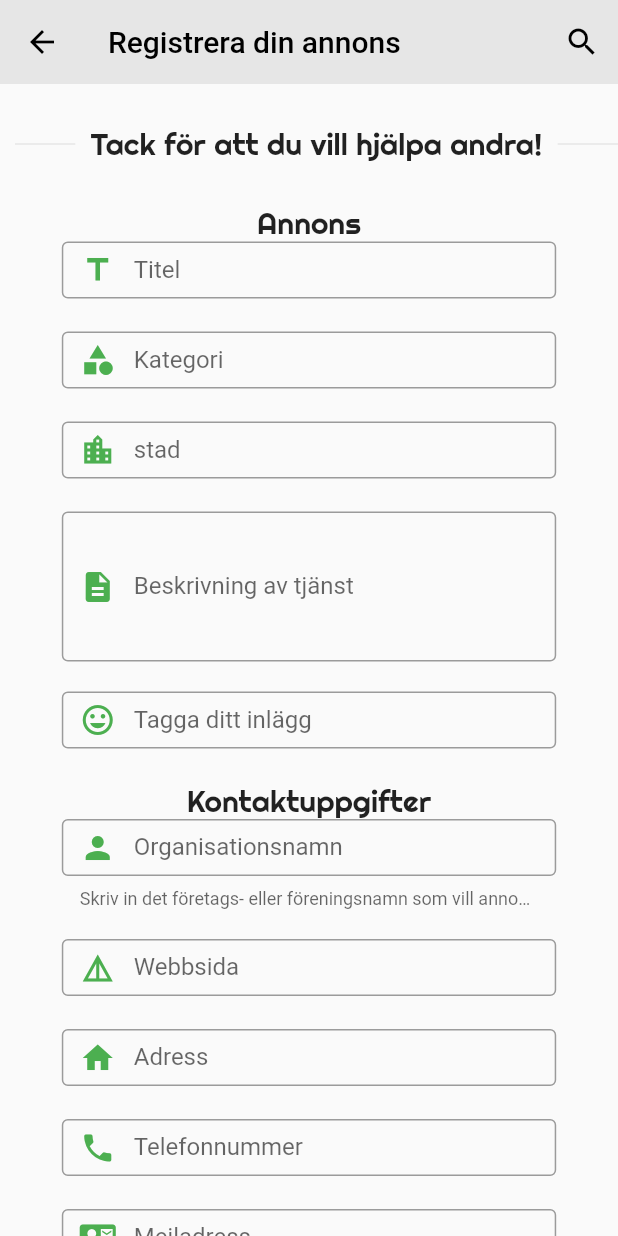
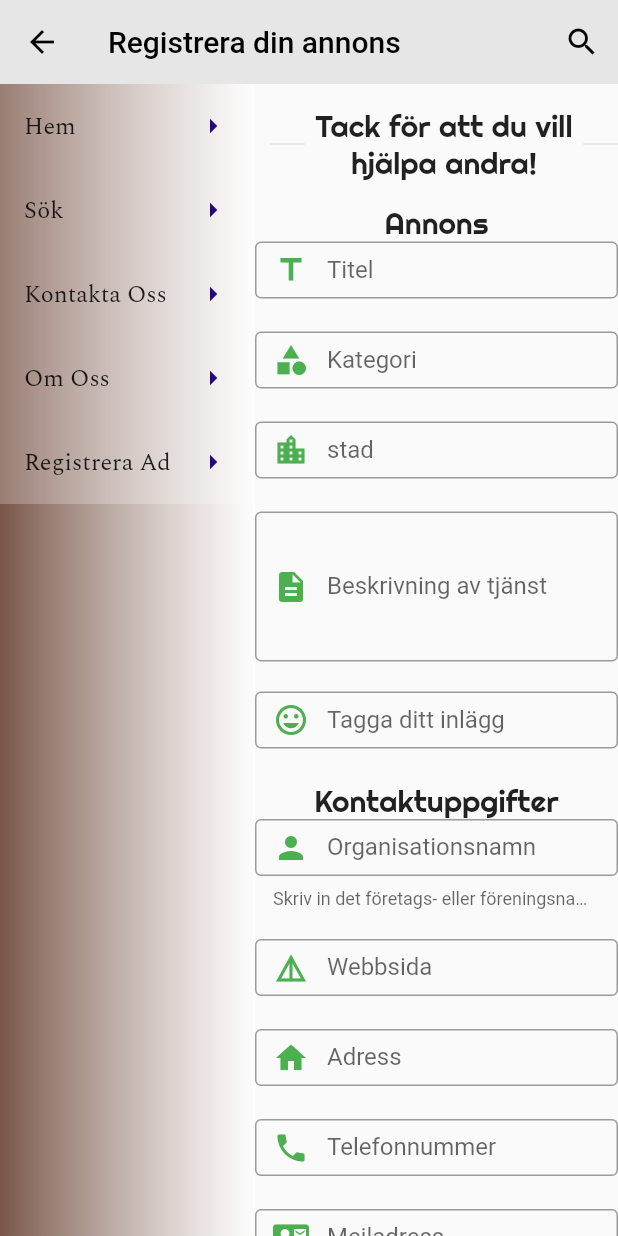
Before and after one commit to MostafaHassan/offersduringcrisis, a Flutter app: the screen it shows after launch, after a tap on the "create" icon, on a phone screen of 412 x 824 dp. Run offline on Flutter 3.47's test engine with Material 2 defaults, Android fonts, the phone set to English and light mode, and no system bars; our stand-ins replace font_awesome_flutter, google_fonts, graphql_flutter; network calls fail.

Commit message:
Add side menu

```diff
--- /dev/null
+++ b/lib/Drawers/drawerGeneral.dart
@@ -0,0 +1,120 @@
+import 'package:flutter/widgets.dart';
+import 'package:flutter/material.dart';
+import 'package:google_fonts/google_fonts.dart';
+
+class StaticSideMenu extends StatefulWidget {
+  StaticSideMenu({Key key}) : super(key: key);
+
+  @override
+  _StaticSideMenuState createState() => _StaticSideMenuState();
+}
+
+class _StaticSideMenuState extends State<StaticSideMenu> {
+  Color selectedColor = Colors.white24;
+
+  @override
+  Widget build(BuildContext context) {
+    return ConstrainedBox(
+      constraints: new BoxConstraints(
+        minHeight: MediaQuery.of(context).size.height,
+        minWidth: 170.0,
+        maxHeight: MediaQuery.of(context).size.height,
+        maxWidth: 300.0,
+      ),
+      child: Container(
+        width: MediaQuery.of(context).size.width * 0.25,
+        height: MediaQuery.of(context).size.height,
+        decoration: BoxDecoration(
+              gradient: LinearGradient(
+                colors: [Colors.brown, Colors.white70],
+              )
+          ),
+        child: ListView(
+          children: <Widget>[
+            SideMenuItem(
+              title: Text("Hem", style: GoogleFonts.spectral()),
+              navigationPushName: "home",
+              defaultColor: Colors.white24,
+              hoverColor: Colors.white38
+            ),
+            SideMenuItem(
+              title: Text("Sök", style: GoogleFonts.spectral()),
+              navigationPushName: "",
+              defaultColor: Colors.white24,
+              hoverColor: Colors.white38
+            ),
+            SideMenuItem(
+              title: Text("Kontakta Oss", style: GoogleFonts.spectral()),
+              navigationPushName: "",
+              defaultColor: Colors.white24,
+              hoverColor: Colors.white38,
+            ),
+            SideMenuItem(
+              title: Text("Om Oss", style: GoogleFonts.spectral()),
+              navigationPushName: "",
+              defaultColor: Colors.white24,
+              hoverColor: Colors.white38
+            ),
+            SideMenuItem(
+              title: Text("Registrera Ad", style: GoogleFonts.spectral()),
+              navigationPushName: "registerAdvert",
+              defaultColor: Colors.white24,
+              hoverColor: Colors.white38
+            ),
+          ],
+        ),
+      ),
+    );
+  }
+}
+
+class SideMenuItem extends StatefulWidget {
+  SideMenuItem({Key key, this.title, this.navigationPushName, this.defaultColor, this.hoverColor}) : super(key: key);
+
+  final Text title;
+  final String navigationPushName;
+  final Color defaultColor;
+  final Color hoverColor;
+
+  @override
+  _SideMenuItemState createState() => _SideMenuItemState(title, navigationPushName, defaultColor, hoverColor);
+}
+
+class _SideMenuItemState extends State<SideMenuItem> {
+  Text title;
+  String navigationPushName;
+  Color defaultColor = Colors.white24;
+  Color hoverColor = Colors.white38;
+  Color currentColor = Colors.white24;
+
+  _SideMenuItemState(this.title, this.navigationPushName, this.defaultColor, this.hoverColor);
+
+  @override
+  Widget build(BuildContext context) {
+    return MouseRegion(
+      onHover: (_) {
+        return setState(() {
+          currentColor = hoverColor;
+        });
+      },
+      onExit: (_) {
+        return setState(() {
+          currentColor = defaultColor;
+        });
+      },
+      child: Container(
+        color: currentColor,
+        child: ListTile(
+          title: title,
+          trailing:
+              new Icon(Icons.arrow_right, color: Color.fromRGBO(39, 6, 122, 1)),
+          onTap: () {
+            if (navigationPushName.isNotEmpty) {
+              Navigator.pushNamed(context, navigationPushName);
+            }
+          },
+        ),
+      ),
+    );
+  }
+}
--- a/lib/advert.dart
+++ b/lib/advert.dart
@@ -2,8 +2,6 @@ import 'package:flutter/rendering.dart';
 import 'package:flutter/material.dart';
 import "advert_page.dart";
 import "globals.dart" as globals;
-import 'package:http/http.dart' as http;
-import 'dart:convert';
 import 'package:google_fonts/google_fonts.dart';
 
 class ContactInformation {
@@ -110,7 +108,7 @@ class Advert {
             width: 190.0,
             height: 190.0,
             decoration: new BoxDecoration(
-              shape: BoxShape.circle,
+              shape: BoxShape.rectangle,
               image: new DecorationImage(
                 //fit: BoxFit.fill,
                 image: new NetworkImage(
--- a/lib/advert_page.dart
+++ b/lib/advert_page.dart
@@ -4,6 +4,7 @@ import "globals.dart" as globals;
 import "advert.dart";
 import 'package:google_fonts/google_fonts.dart';
 import "Appbars/appbarGeneral.dart";
+import "Drawers/drawerGeneral.dart";
 
 class AdvertPageWidget extends StatefulWidget {
   final Advert advert;
@@ -35,34 +36,28 @@ class _AdvertPageWidgetState extends State<AdvertPageWidget> {
         advert.name,
         context,
       ),
-      /*
-      appBar: AppBar(
-        title: Text(advert.name),
-        leading: IconButton(
-            icon: Icon(Icons.arrow_back),
-            onPressed: () {
-              Navigator.pop(context);
-            }),
-      ),
-      */
-
-      body: Center(
-        child: Container(
+      body: Row(
+        mainAxisAlignment: MainAxisAlignment.start,
+        crossAxisAlignment: CrossAxisAlignment.start,
+        children: <Widget>[
+          StaticSideMenu(),
+          Center(
             //margin: EdgeInsets.all(20),
             child: Column(
-            //crossAxisAlignment: CrossAxisAlignment.start,
-            //mainAxisAlignment: MainAxisAlignment.start,
+              crossAxisAlignment: CrossAxisAlignment.start,
+              mainAxisAlignment: MainAxisAlignment.start,
               children: <Widget>[
                 Row(
                   crossAxisAlignment: CrossAxisAlignment.center,
                   mainAxisAlignment: MainAxisAlignment.center,
                   children: <Widget>[
                     Container(
+                      alignment: Alignment.topCenter,
                       width: 128.0,
                       height: 128.0,
                       margin: EdgeInsets.all(20),
                       decoration: new BoxDecoration(
-                      shape: BoxShape.circle,
+                        shape: BoxShape.rectangle,
                         image: new DecorationImage(
                           //fit: BoxFit.fill,
                           image: new NetworkImage(
@@ -116,6 +111,7 @@ class _AdvertPageWidgetState extends State<AdvertPageWidget> {
               ],
             ),
           ),
+        ],
       ),
     );
   }
--- a/lib/adverts_page.dart
+++ b/lib/adverts_page.dart
@@ -104,11 +104,11 @@ class _AdvertsPageWidgetState extends State<AdvertsPageWidget> {
     List<Widget> advertWidgets = new List<Widget>();
     if(adverts.length > 0)
     {
-      for(int i = 0; i < 20; i++)
-        advertWidgets.add(adverts[i%2].visualize(context));
+      //for(int i = 0; i < 20; i++)
+      //  advertWidgets.add(adverts[i%2].visualize(context));
 
-      //for(int i = 0; i < adverts.length; i++)
-      //  advertWidgets.add(adverts[i].visualize(context));
+      for(int i = 0; i < adverts.length; i++)
+        advertWidgets.add(adverts[i].visualize(context));
     }
     print("Number of adverts: " + adverts.length.toString());
 
--- a/lib/main.dart
+++ b/lib/main.dart
@@ -2,9 +2,9 @@ import 'package:flutter/material.dart';
 import 'testgraphql.dart';
 //import 'package:graphql_flutter/graphql_flutter.dart';
 import "adverts_page.dart";
-import "advert.dart";
 import "registerAdvert.dart";
 import "Appbars/appbarGeneral.dart";
+import "Drawers/drawerGeneral.dart";
 
 void main() {
   runApp(MyApp());
@@ -30,6 +30,7 @@ class MyApp extends StatelessWidget {
       initialRoute: '/',
       routes: {
         "registerAdvert": (context) => RegisterAdvert() ,
+        "home": (context) => MyHomePage(title: 'Corona Heroes'),
       },
     );
   }
@@ -50,7 +51,6 @@ class _MyHomePageState extends State<MyHomePage> {
   void initState()
   {
     print("start");
-
   }
 
   @override
@@ -58,15 +58,18 @@ class _MyHomePageState extends State<MyHomePage> {
 
     return Scaffold(
       appBar: getAppBar( widget.title, context, ),
+      //drawer: getDrawer(context),
       body: Center(
+        child: Row(
+          mainAxisAlignment: MainAxisAlignment.start,
+          crossAxisAlignment: CrossAxisAlignment.start,
+          children: <Widget>[
+            StaticSideMenu(),
 
-        child: Column(
+            AdvertsPageWidget(),
 
-          mainAxisAlignment: MainAxisAlignment.start,
-          children: <Widget>[
-            //Text("test"),
-            AdvertsPageWidget(),
             //TestGraphQL(),
+
           ],
         ),
       ),
--- a/lib/registerAdvert.dart
+++ b/lib/registerAdvert.dart
@@ -4,6 +4,7 @@ import 'package:flutter/widgets.dart';
 import 'package:flutter/material.dart';
 import "Appbars/appbarGeneral.dart";
 import 'package:google_fonts/google_fonts.dart';
+import "Drawers/drawerGeneral.dart";
 
 class RegisterAdvert extends StatefulWidget {
   @override
@@ -102,7 +103,13 @@ _createTextFieldWithMultipleLines(
         "Registrera din annons",
         context,
       ),
-      body: Container(
+      body: Row(
+          mainAxisAlignment: MainAxisAlignment.start,
+          crossAxisAlignment: CrossAxisAlignment.start,
+          children: <Widget>[
+            StaticSideMenu(),
+
+        Expanded(
           child: SingleChildScrollView(
             child: Column(
               children: <Widget>[
@@ -247,6 +254,8 @@ _createTextFieldWithMultipleLines(
             ),
           ),
         ),
+          ]
+          )
     );
   }
 }
```
Lines whose indentation alone changed are shown as unchanged.
